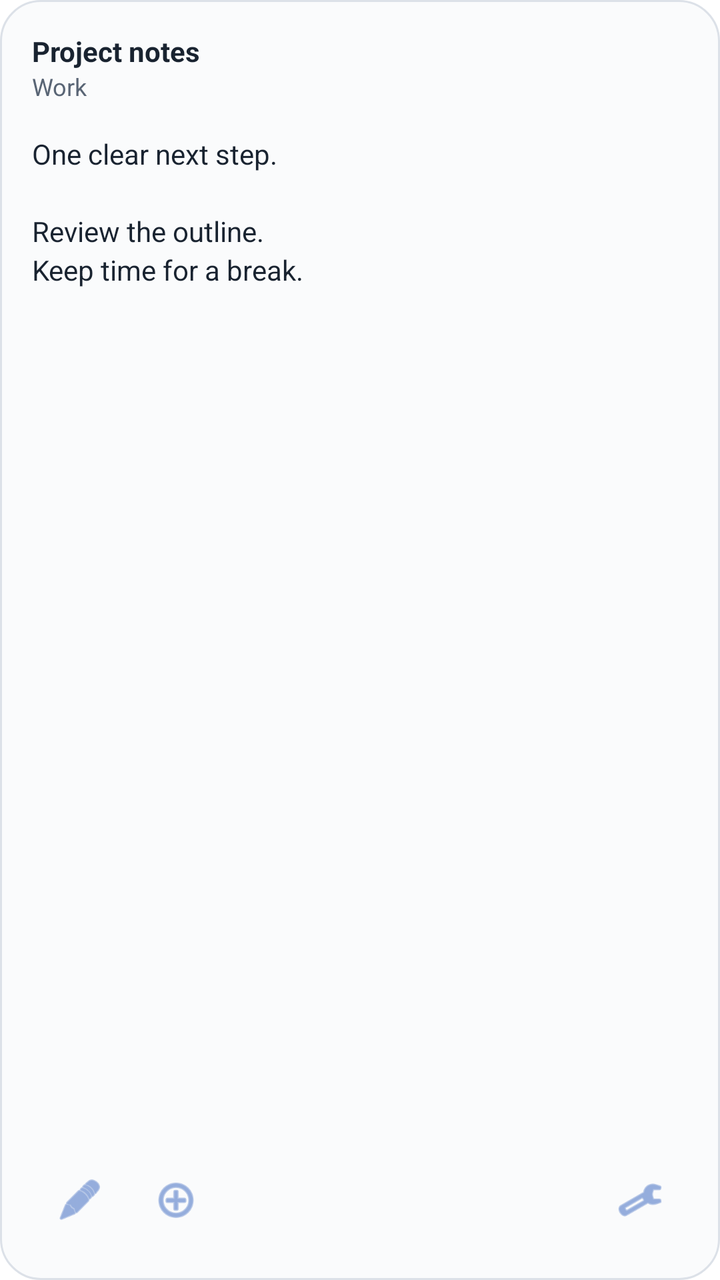
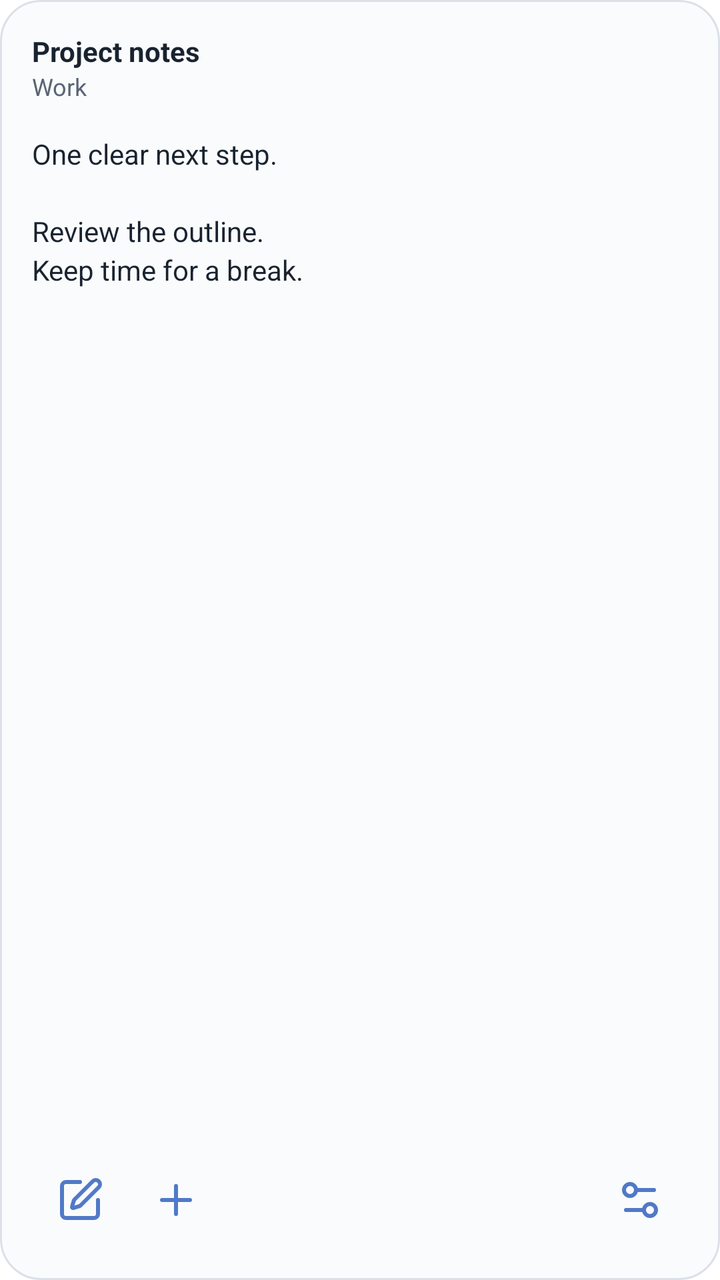

Before-and-after screenshots of an Android layout around one commit, followed by the original layout XML and the change that was made.
<!-- AndroidManifest.xml: application theme Theme.nerva -->
<!-- res/layout/widget_preview_notes.xml -->
<LinearLayout xmlns:android="http://schemas.android.com/apk/res/android"
    android:layout_width="match_parent" android:layout_height="match_parent" android:orientation="vertical"
    android:padding="16dp" android:background="@drawable/widget_surface_light">
    <TextView android:layout_width="match_parent" android:layout_height="wrap_content" android:text="Project notes" android:textSize="14sp" android:textStyle="bold" android:textColor="#192330" />
    <TextView android:layout_width="match_parent" android:layout_height="wrap_content" android:text="Work" android:textSize="12sp" android:textColor="#596575" />
    <TextView android:layout_width="match_parent" android:layout_height="0dp" android:layout_weight="1" android:layout_marginTop="16dp" android:text="One clear next step.\n\nReview the outline.\nKeep time for a break." android:textSize="14sp" android:lineSpacingExtra="3dp" android:textColor="#192330" />
    <LinearLayout android:layout_width="match_parent" android:layout_height="48dp" android:gravity="center_vertical">
        <ImageView android:layout_width="48dp" android:layout_height="48dp" android:padding="12dp" android:src="@android:drawable/ic_menu_edit" android:tint="#5179C7" android:contentDescription="Edit selected note" />
        <ImageView android:layout_width="48dp" android:layout_height="48dp" android:padding="12dp" android:src="@android:drawable/ic_menu_add" android:tint="#5179C7" android:contentDescription="New note" />
        <TextView android:layout_width="0dp" android:layout_height="1dp" android:layout_weight="1" />
        <ImageView android:layout_width="48dp" android:layout_height="48dp" android:padding="12dp" android:src="@android:drawable/ic_menu_preferences" android:tint="#5179C7" android:contentDescription="Configure widget" />
    </LinearLayout>
</LinearLayout>
<!-- resources referenced by this layout -->
<resources>
  <!-- drawable widget_surface_light (drawable) -->
  <shape xmlns:android="http://schemas.android.com/apk/res/android">
      <solid android:color="#FAFBFC" />
      <stroke android:width="1dp" android:color="#DCE1E8" />
      <corners android:radius="20dp" />
  </shape>
  <style name="Theme.nerva" parent="Theme.MaterialComponents.DayNight.NoActionBar">
          
      </style>
</resources>

<!-- the commit's change to res/layout/widget_preview_notes.xml (unified diff, before → after) -->
@@ -5,9 +5,9 @@
     <TextView android:layout_width="match_parent" android:layout_height="wrap_content" android:text="Work" android:textSize="12sp" android:textColor="#596575" />
     <TextView android:layout_width="match_parent" android:layout_height="0dp" android:layout_weight="1" android:layout_marginTop="16dp" android:text="One clear next step.\n\nReview the outline.\nKeep time for a break." android:textSize="14sp" android:lineSpacingExtra="3dp" android:textColor="#192330" />
     <LinearLayout android:layout_width="match_parent" android:layout_height="48dp" android:gravity="center_vertical">
-        <ImageView android:layout_width="48dp" android:layout_height="48dp" android:padding="12dp" android:src="@android:drawable/ic_menu_edit" android:tint="#5179C7" android:contentDescription="Edit selected note" />
-        <ImageView android:layout_width="48dp" android:layout_height="48dp" android:padding="12dp" android:src="@android:drawable/ic_menu_add" android:tint="#5179C7" android:contentDescription="New note" />
+        <ImageView android:layout_width="48dp" android:layout_height="48dp" android:padding="12dp" android:src="@drawable/widget_ic_edit" android:tint="#5179C7" android:contentDescription="Edit selected note" />
+        <ImageView android:layout_width="48dp" android:layout_height="48dp" android:padding="12dp" android:src="@drawable/widget_ic_add" android:tint="#5179C7" android:contentDescription="New note" />
         <TextView android:layout_width="0dp" android:layout_height="1dp" android:layout_weight="1" />
-        <ImageView android:layout_width="48dp" android:layout_height="48dp" android:padding="12dp" android:src="@android:drawable/ic_menu_preferences" android:tint="#5179C7" android:contentDescription="Configure widget" />
+        <ImageView android:layout_width="48dp" android:layout_height="48dp" android:padding="12dp" android:src="@drawable/widget_ic_configure" android:tint="#5179C7" android:contentDescription="Configure widget" />
     </LinearLayout>
 </LinearLayout>
<!-- resource entries referenced after the edit -->
@@ -1,5 +1,22 @@
 <!-- resources referenced by this layout -->
 <resources>
+  <!-- drawable widget_ic_add (drawable) -->
+  <vector xmlns:android="http://schemas.android.com/apk/res/android" android:width="24dp" android:height="24dp" android:viewportWidth="24" android:viewportHeight="24">
+      <path android:pathData="M5 12h14" android:fillColor="@android:color/transparent" android:strokeColor="#5179C7" android:strokeWidth="2" android:strokeLineCap="round" android:strokeLineJoin="round" />
+      <path android:pathData="M12 5v14" android:fillColor="@android:color/transparent" android:strokeColor="#5179C7" android:strokeWidth="2" android:strokeLineCap="round" android:strokeLineJoin="round" />
+  </vector>
+  <!-- drawable widget_ic_configure (drawable) -->
+  <vector xmlns:android="http://schemas.android.com/apk/res/android" android:width="24dp" android:height="24dp" android:viewportWidth="24" android:viewportHeight="24">
+      <path android:pathData="M14 17H5" android:fillColor="@android:color/transparent" android:strokeColor="#5179C7" android:strokeWidth="2" android:strokeLineCap="round" android:strokeLineJoin="round" />
+      <path android:pathData="M19 7h-9" android:fillColor="@android:color/transparent" android:strokeColor="#5179C7" android:strokeWidth="2" android:strokeLineCap="round" android:strokeLineJoin="round" />
+      <path android:pathData="M14,17 a3,3 0 1,0 6,0 a3,3 0 1,0 -6,0" android:fillColor="@android:color/transparent" android:strokeColor="#5179C7" android:strokeWidth="2" android:strokeLineCap="round" android:strokeLineJoin="round" />
+      <path android:pathData="M4,7 a3,3 0 1,0 6,0 a3,3 0 1,0 -6,0" android:fillColor="@android:color/transparent" android:strokeColor="#5179C7" android:strokeWidth="2" android:strokeLineCap="round" android:strokeLineJoin="round" />
+  </vector>
+  <!-- drawable widget_ic_edit (drawable) -->
+  <vector xmlns:android="http://schemas.android.com/apk/res/android" android:width="24dp" android:height="24dp" android:viewportWidth="24" android:viewportHeight="24">
+      <path android:pathData="M12 3H5a2 2 0 0 0-2 2v14a2 2 0 0 0 2 2h14a2 2 0 0 0 2-2v-7" android:fillColor="@android:color/transparent" android:strokeColor="#5179C7" android:strokeWidth="2" android:strokeLineCap="round" android:strokeLineJoin="round" />
+      <path android:pathData="M18.375 2.625a1 1 0 0 1 3 3l-9.013 9.014a2 2 0 0 1-.853.505l-2.873.84a.5.5 0 0 1-.62-.62l.84-2.873a2 2 0 0 1 .506-.852z" android:fillColor="@android:color/transparent" android:strokeColor="#5179C7" android:strokeWidth="2" android:strokeLineCap="round" android:strokeLineJoin="round" />
+  </vector>
   <!-- drawable widget_surface_light (drawable) -->
   <shape xmlns:android="http://schemas.android.com/apk/res/android">
       <solid android:color="#FAFBFC" />
